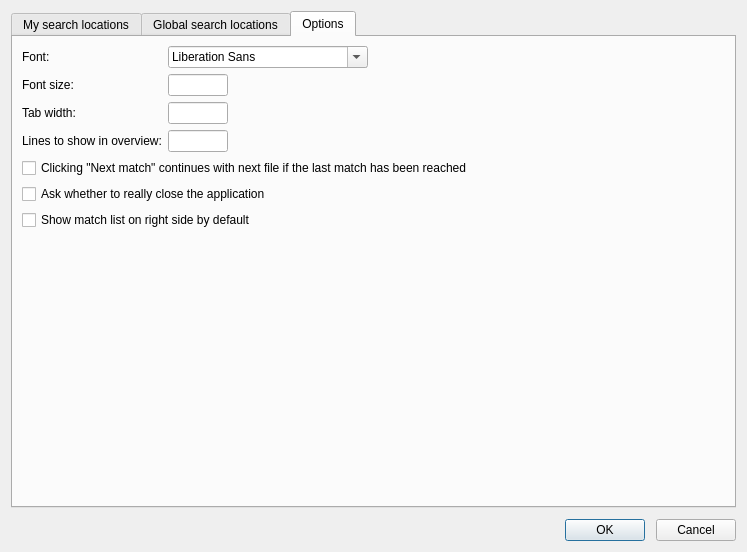
Qt form SettingsDialog.ui (otengler/CodeBeagle) before a commit.
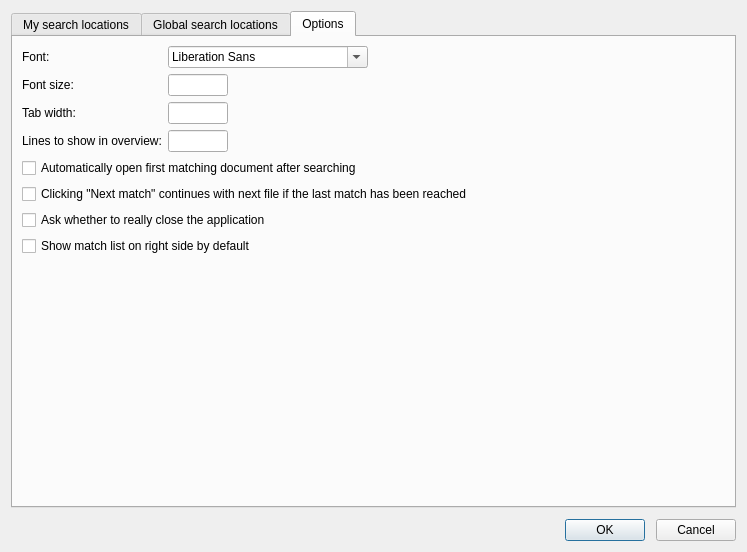
The same form after that commit. The open tabs and pages were chosen to show the change. Custom widgets are drawn as their Qt base class.

Commit message: Add option to open first match automatically after searching

```diff
--- a/SettingsDialog.ui
+++ b/SettingsDialog.ui
@@ -323,27 +323,34 @@
          </property>
         </widget>
        </item>
-       <item row="4" column="0" colspan="2">
+       <item row="5" column="0" colspan="2">
         <widget class="QCheckBox" name="checkMatchOverFiles">
          <property name="text">
           <string>Clicking &quot;Next match&quot; continues with next file if the last match has been reached</string>
          </property>
         </widget>
        </item>
-       <item row="5" column="0" colspan="2">
+       <item row="6" column="0" colspan="2">
         <widget class="QCheckBox" name="checkConfirmClose">
          <property name="text">
           <string>Ask whether to really close the application</string>
          </property>
         </widget>
        </item>
-       <item row="6" column="0" colspan="2">
+       <item row="7" column="0" colspan="2">
         <widget class="QCheckBox" name="checkShowMatchList">
          <property name="text">
           <string>Show match list on right side by default</string>
          </property>
         </widget>
        </item>
+       <item row="4" column="0" colspan="2">
+        <widget class="QCheckBox" name="checkActivateFirstMatch">
+         <property name="text">
+          <string>Automatically open first matching document after searching</string>
+         </property>
+        </widget>
+       </item>
       </layout>
      </widget>
     </widget>
```
The commit also changes 18 other files.
